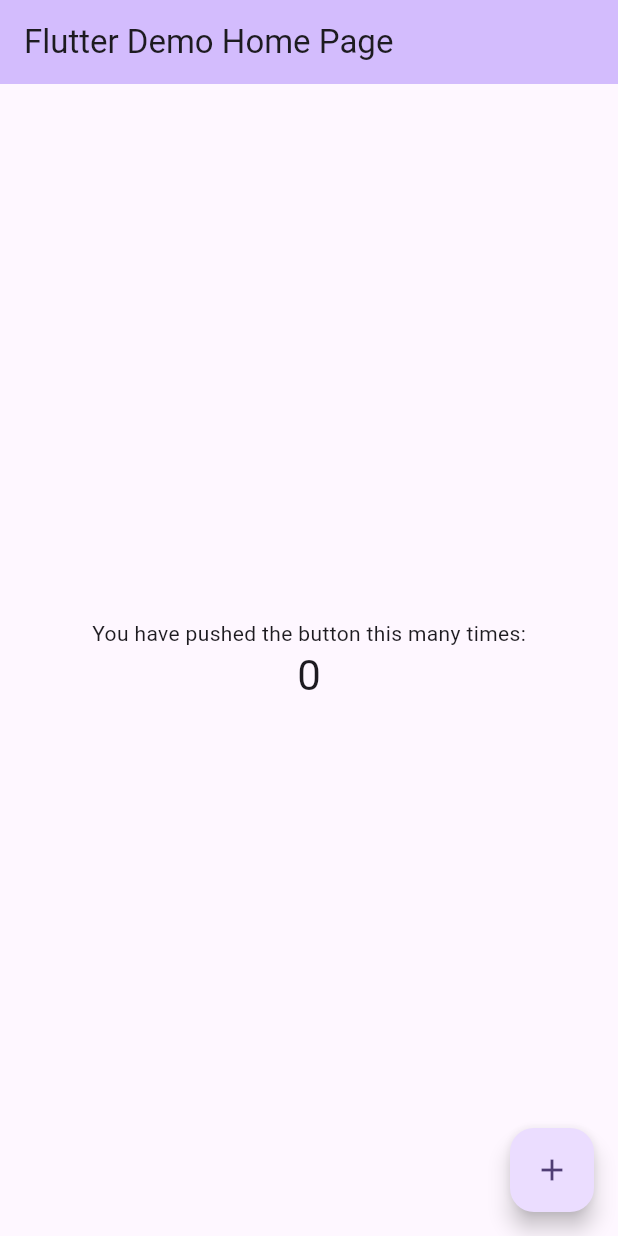
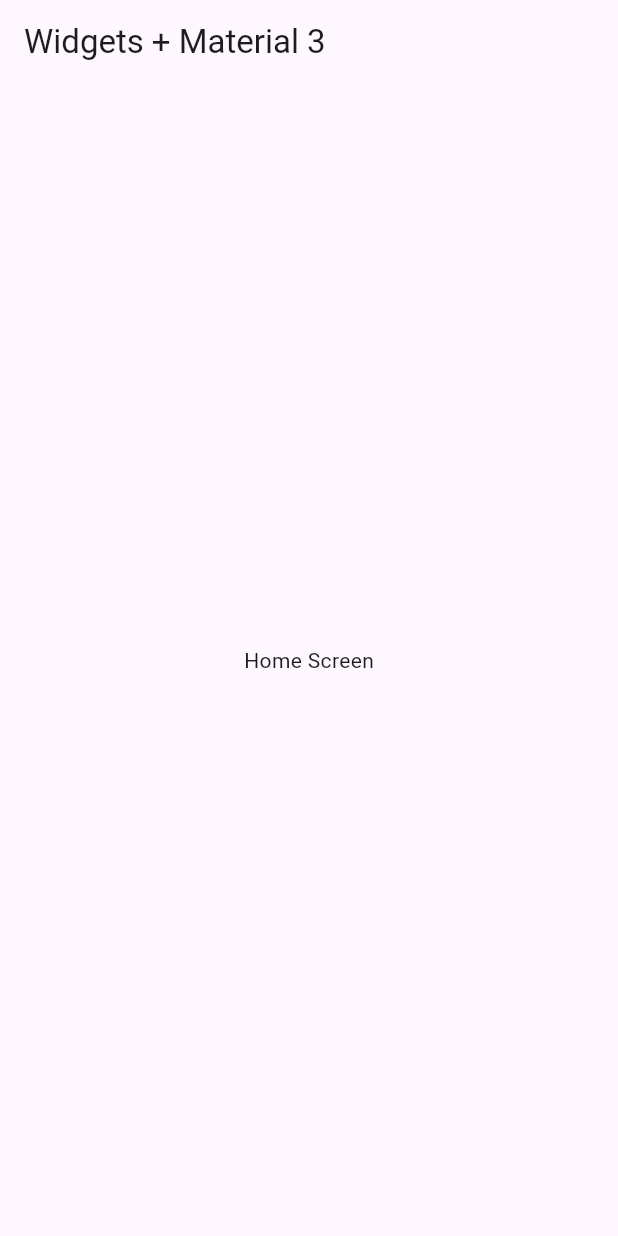
Before and after one commit to edgonzalez24/Flutter--Mobile-apps, a Flutter app: the screen it shows after launch, on a phone screen of 412 x 824 dp. Run offline on Flutter 3.47's test engine with Material 3 defaults, Android fonts, the phone set to English and light mode, and no system bars; our stand-ins replace animate_do, dio, video_player.

Commit message:
feat: Implement app theme and home screen layout

```diff
--- /dev/null
+++ b/widgets_app/lib/config/menu/menu_item.dart
@@ -0,0 +1,31 @@
+
+import 'package:flutter/material.dart';
+
+class MenuItem {
+  final String title;
+  final String subtitle;
+  final String link;
+  final IconData icon;
+
+  MenuItem({
+    required this.title,
+    required this.subtitle,
+    required this.link,
+    required this.icon,
+  });
+}
+
+final appMenuItems = <MenuItem>[
+  MenuItem(
+    title: 'Botones',
+    subtitle: 'Varios botones en Flutter',
+    link: '/buttons',
+    icon: Icons.smart_button_outlined,
+  ),
+  MenuItem(
+    title: 'Tarjetas',
+    subtitle: 'Un contenedor estilizado',
+    link: '/cards',
+    icon: Icons.credit_card,
+  ),
+];
--- /dev/null
+++ b/widgets_app/lib/config/theme/app_theme.dart
@@ -0,0 +1,38 @@
+import 'package:flutter/material.dart';
+
+const colorList = <Color>[
+  Colors.red,
+  Colors.pink,
+  Colors.purple,
+  Colors.deepPurple,
+  Colors.indigo,
+  Colors.blue,
+  Colors.lightBlue,
+  Colors.cyan,
+  Colors.teal,
+  Colors.green,
+  Colors.lightGreen,
+  Colors.lime,
+  Colors.yellow,
+  Colors.amber,
+  Colors.orange,
+  Colors.deepOrange,
+  Colors.pinkAccent,
+];
+
+class AppTheme {
+  final int selectedColor;
+
+  AppTheme({
+    this.selectedColor = 0
+  }): assert(
+    selectedColor >= 0, 'selectedColor must be greater than or equal to 0'
+  );
+
+  ThemeData getTheme() {
+    return ThemeData(
+      useMaterial3: true,
+      colorSchemeSeed: colorList[selectedColor],
+    );
+  }
+}
--- a/widgets_app/lib/main.dart
+++ b/widgets_app/lib/main.dart
@@ -1,4 +1,6 @@
 import 'package:flutter/material.dart';
+import 'package:widgets_app/config/theme/app_theme.dart';
+import 'package:widgets_app/presentation/screens/home/home_screen.dart';
 
 void main() {
   runApp(const MyApp());
@@ -13,96 +15,8 @@ class MyApp extends StatelessWidget {
     return MaterialApp(
       debugShowCheckedModeBanner: false,
       title: 'Flutter Demo',
-      theme: ThemeData(
-        colorScheme: .fromSeed(seedColor: Colors.deepPurple),
-      ),
-      home: const MyHomePage(title: 'Flutter Demo Home Page'),
+      theme: AppTheme(selectedColor: 3).getTheme(),
+      home: HomeScreen(),
     );
   }
 }
-
-class MyHomePage extends StatefulWidget {
-  const MyHomePage({super.key, required this.title});
-
-  // This widget is the home page of your application. It is stateful, meaning
-  // that it has a State object (defined below) that contains fields that affect
-  // how it looks.
-
-  // This class is the configuration for the state. It holds the values (in this
-  // case the title) provided by the parent (in this case the App widget) and
-  // used by the build method of the State. Fields in a Widget subclass are
-  // always marked "final".
-
-  final String title;
-
-  @override
-  State<MyHomePage> createState() => _MyHomePageState();
-}
-
-class _MyHomePageState extends State<MyHomePage> {
-  int _counter = 0;
-
-  void _incrementCounter() {
-    setState(() {
-      // This call to setState tells the Flutter framework that something has
-      // changed in this State, which causes it to rerun the build method below
-      // so that the display can reflect the updated values. If we changed
-      // _counter without calling setState(), then the build method would not be
-      // called again, and so nothing would appear to happen.
-      _counter++;
-    });
-  }
-
-  @override
-  Widget build(BuildContext context) {
-    // This method is rerun every time setState is called, for instance as done
-    // by the _incrementCounter method above.
-    //
-    // The Flutter framework has been optimized to make rerunning build methods
-    // fast, so that you can just rebuild anything that needs updating rather
-    // than having to individually change instances of widgets.
-    return Scaffold(
-      appBar: AppBar(
-        // TRY THIS: Try changing the color here to a specific color (to
-        // Colors.amber, perhaps?) and trigger a hot reload to see the AppBar
-        // change color while the other colors stay the same.
-        backgroundColor: Theme.of(context).colorScheme.inversePrimary,
-        // Here we take the value from the MyHomePage object that was created by
-        // the App.build method, and use it to set our appbar title.
-        title: Text(widget.title),
-      ),
-      body: Center(
-        // Center is a layout widget. It takes a single child and positions it
-        // in the middle of the parent.
-        child: Column(
-          // Column is also a layout widget. It takes a list of children and
-          // arranges them vertically. By default, it sizes itself to fit its
-          // children horizontally, and tries to be as tall as its parent.
-          //
-          // Column has various properties to control how it sizes itself and
-          // how it positions its children. Here we use mainAxisAlignment to
-          // center the children vertically; the main axis here is the vertical
-          // axis because Columns are vertical (the cross axis would be
-          // horizontal).
-          //
-          // TRY THIS: Invoke "debug painting" (choose the "Toggle Debug Paint"
-          // action in the IDE, or press "p" in the console), to see the
-          // wireframe for each widget.
-          mainAxisAlignment: .center,
-          children: [
-            const Text('You have pushed the button this many times:'),
-            Text(
-              '$_counter',
-              style: Theme.of(context).textTheme.headlineMedium,
-            ),
-          ],
-        ),
-      ),
-      floatingActionButton: FloatingActionButton(
-        onPressed: _incrementCounter,
-        tooltip: 'Increment',
-        child: const Icon(Icons.add),
-      ),
-    );
-  }
-}
--- /dev/null
+++ b/widgets_app/lib/presentation/screens/home/home_screen.dart
@@ -0,0 +1,17 @@
+import 'package:flutter/material.dart';
+
+class HomeScreen extends StatelessWidget {
+  const HomeScreen({super.key});
+
+  @override
+  Widget build(BuildContext context) {
+    return Scaffold(
+      appBar: AppBar(
+        title: const Text('Widgets + Material 3'),
+      ),
+      body: const Center(
+        child: Text('Home Screen'),
+      ),
+    );
+  }
+}
```
